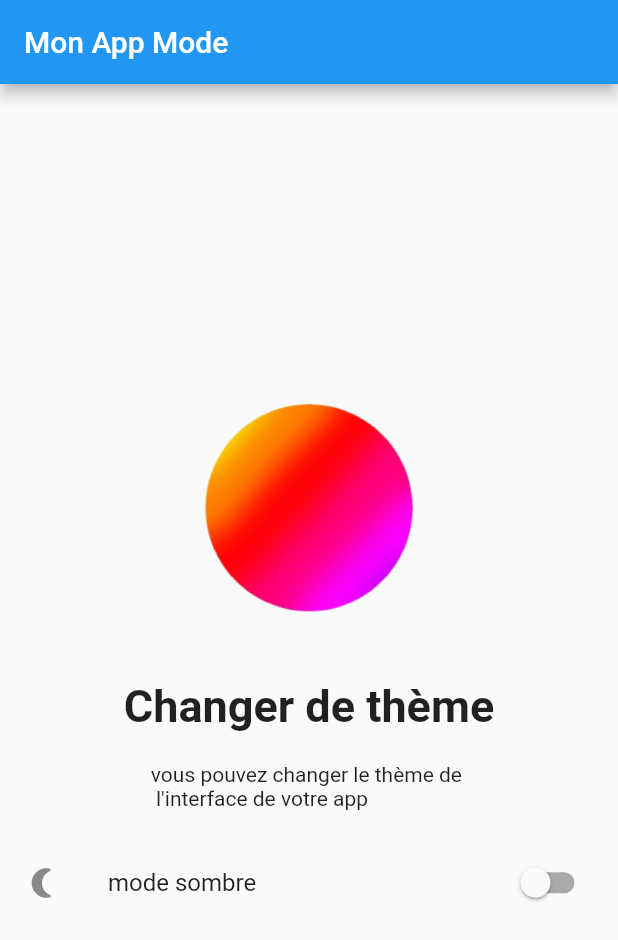
After one commit to FranckObite/lundi27fevrier2023, a Flutter app: the MyHomePage screen opened directly, after a tap on "mode sombre", on a phone screen of 412 x 824 dp. The commit adds this screen. Shown: the top 940 px of the screen. Run offline on Flutter 3.47's test engine with Material 2 defaults, Android fonts, the phone set to English and light mode, and no system bars; our stand-ins replace adaptive_theme, carousel_pro, carousel_slider, flutter_slidable, google_fonts, hive_flutter; accounts and stored records are empty; network calls fail.

Commit message:
commit vendredi à jours

```diff
--- /dev/null
+++ b/lib/pages/changerThemePage.dart
@@ -0,0 +1,122 @@
+import 'package:flutter/material.dart';
+import 'package:adaptive_theme/adaptive_theme.dart';
+
+class ChangerLeThemeDeMaPage extends StatelessWidget {
+  const ChangerLeThemeDeMaPage({super.key});
+
+  @override
+  Widget build(BuildContext context) {
+    return AdaptiveTheme(
+        //correspond au theme claire
+        light:
+            ThemeData(brightness: Brightness.light, primarySwatch: Colors.blue),
+        //correspond au theme sombre
+        dark: ThemeData(
+            brightness: Brightness.dark, primarySwatch: Colors.orange),
+        initial: AdaptiveThemeMode.light,
+        builder: (theme, darkTheme) => MaterialApp(
+              title: "Mon App Mode",
+              theme: theme,
+              darkTheme: darkTheme,
+              home: MyHomePage(title: "Mon App Mode"),
+            ));
+  }
+}
+
+class MyHomePage extends StatefulWidget {
+  const MyHomePage({
+    super.key,
+    required this.title,
+  });
+
+  final String title;
+
+  @override
+  State<MyHomePage> createState() => _MyHomePageState();
+}
+
+class _MyHomePageState extends State<MyHomePage> {
+  bool darkmode = false;
+  dynamic savedThemeMode;
+  String? iconAdess;
+
+  // faire de sorte que des le telechargement, on puisse detecter quel est le thème actuellement présent
+
+  void initState() {
+    super.initState();
+    recuperationDuThemeEnQuestion();
+  }
+
+  Future recuperationDuThemeEnQuestion() async {
+    savedThemeMode = await AdaptiveTheme.getThemeMode();
+    if (savedThemeMode.toString() == 'AdaptiveThemeMode.dark') {
+      print('theme sombre');
+      setState(() {
+        darkmode = true;
+        iconAdess = "images/dark.png";
+      });
+    } else {
+      print('theme clair');
+      setState(() {
+        darkmode = false;
+        iconAdess = "images/ligth.png";
+      });
+    }
+  }
+
+  @override
+  Widget build(BuildContext context) {
+    return Scaffold(
+      appBar: AppBar(
+        title: Text(widget.title),
+      ),
+      body: Center(
+        child: Column(
+          mainAxisAlignment: MainAxisAlignment.center,
+          children: [
+            Container(
+              height: 150,
+              child: iconAdess != null ? Image.asset(iconAdess!) : Container(),
+            ),
+            SizedBox(
+              height: 40.0,
+            ),
+            Text("Changer de thème",
+                style: TextStyle(fontSize: 30.0, fontWeight: FontWeight.bold)),
+            SizedBox(
+              height: 20.0,
+            ),
+            Text(
+                'vous pouvez changer le thème de \n l\'interface de votre app'),
+            SizedBox(
+              height: 20.0,
+            ),
+            SwitchListTile(
+                title: Text('mode sombre'),
+                activeColor: Colors.orange,
+                secondary: const Icon(Icons.nightlight_round),
+                value: darkmode,
+                onChanged: (bool value) {
+                  print(value);
+                  if (value == true) {
+                    AdaptiveTheme.of(context).setDark();
+                    iconAdess = "images/dark.png";
+                  } else {
+                    AdaptiveTheme.of(context).setLight();
+                    iconAdess = "images/ligth.png";
+                  }
+                  setState(() {
+                    darkmode = value;
+                  });
+                })
+            /* ElevatedButton(
+                onPressed: () {
+                  AdaptiveTheme.of(context).toggleThemeMode();
+                },
+                child: Text('Changer de theme')) */
+          ],
+        ),
+      ),
+    );
+  }
+}
--- a/pubspec.yaml
+++ b/pubspec.yaml
@@ -42,6 +42,7 @@ dependencies:
   hive: ^2.2.3
   hive_flutter: ^1.1.0
   hive_generator: ^2.0.0
+  adaptive_theme: ^3.2.0
 
 dev_dependencies:
   flutter_test:
```
Also changed, not shown: lib/Util/todo_tile.dart (+16 -7 lines), lib/data/database.dart (added, +45 -0 lines), lib/fonctionNaviguons.dart (+12 -3 lines), lib/main.dart (+10 -1 lines), lib/page/todoHomePage.dart (+46 -14 lines), images/dark.png (added), images/ligth.png (added), pubspec.lock, 1 other file.
